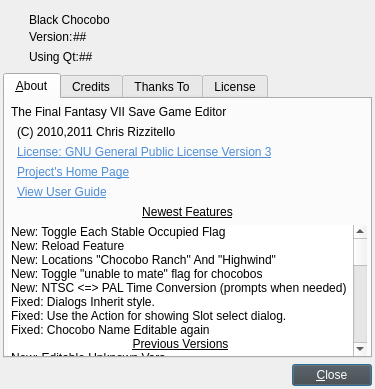
Old version of the form about.ui in the repository sithlord48/blackchocobo.
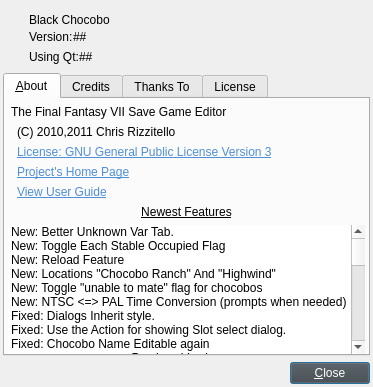
New version of the form. Icons and pictures are not drawn.

Commit message: Unknown Vars Tab Improved, Auto refreshing, and can view two slots unknows side by side. lupdate , version updated, about list updated

Patch:
```diff
--- a/about.ui
+++ b/about.ui
@@ -9,8 +9,8 @@
    <rect>
     <x>0</x>
     <y>0</y>
-    <width>375</width>
-    <height>389</height>
+    <width>373</width>
+    <height>387</height>
    </rect>
   </property>
   <property name="sizePolicy">
@@ -496,6 +496,11 @@
          <property name="wordWrap">
           <bool>true</bool>
          </property>
+         <item>
+          <property name="text">
+           <string>New: Better Unknown Var Tab.</string>
+          </property>
+         </item>
          <item>
           <property name="text">
            <string>New: Toggle Each Stable Occupied Flag</string>
```
Left out of the diff: 4 changed lines with no effect on the pictures. The commit also changes 7 other files.
